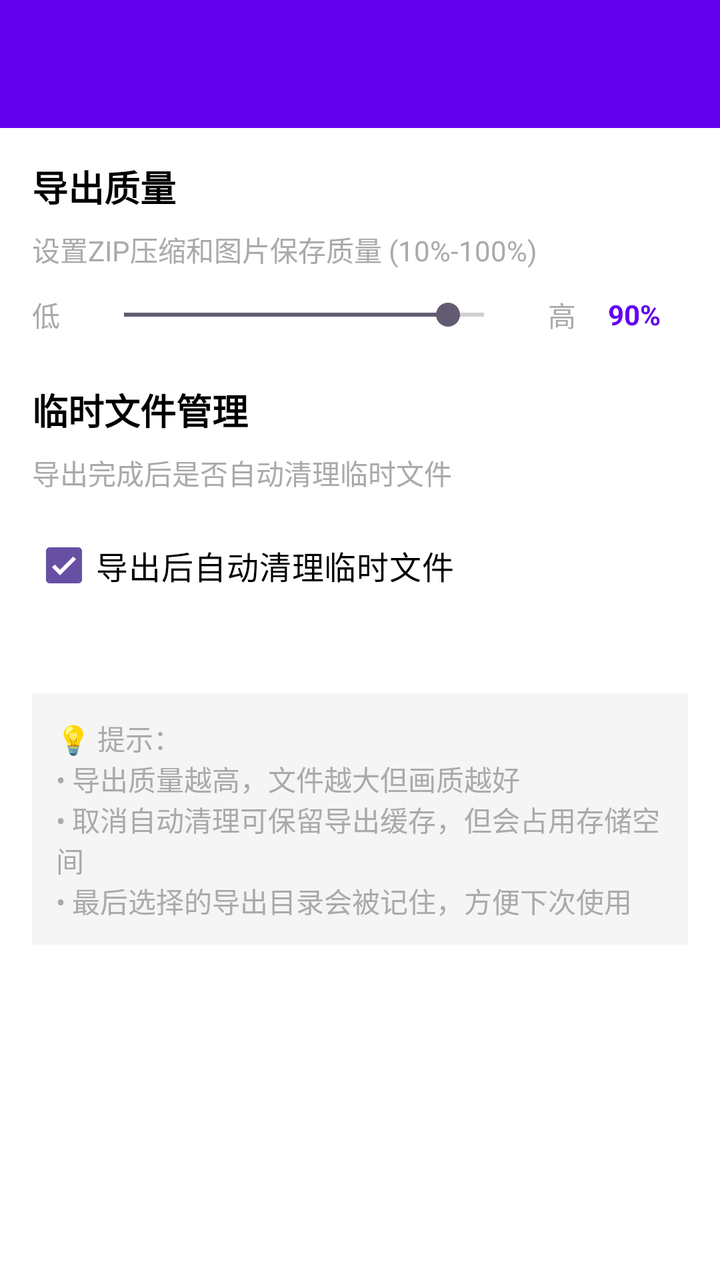
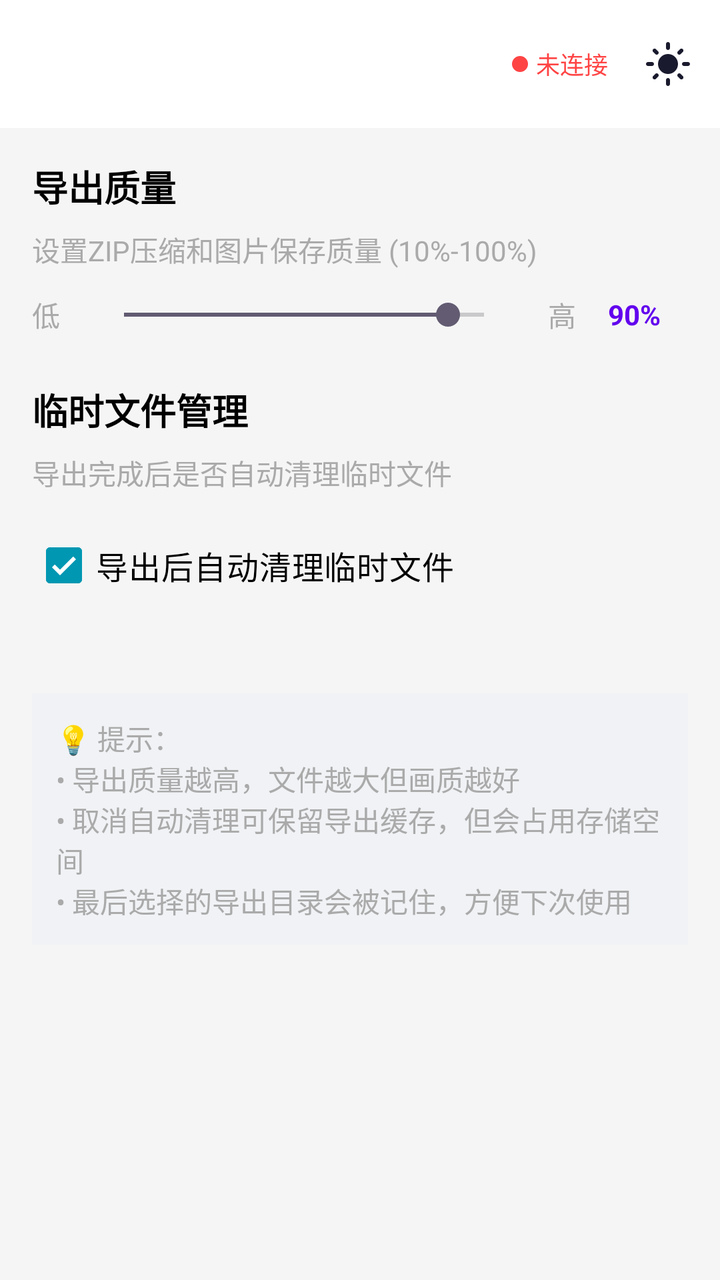

An Android layout rendered at two revisions. The XML below is the earlier revision; the diff shows what the commit changed to produce the second picture.
<!-- AndroidManifest.xml: application theme Theme.MyApplication -->
<!-- res/layout/activity_export_settings.xml -->
<?xml version="1.0" encoding="utf-8"?>
<LinearLayout xmlns:android="http://schemas.android.com/apk/res/android"
    xmlns:app="http://schemas.android.com/apk/res-auto"
    android:layout_width="match_parent"
    android:layout_height="match_parent"
    android:orientation="vertical"
    android:background="@android:color/white">

    
    <androidx.appcompat.widget.Toolbar
        android:id="@+id/toolbar_export_settings"
        android:layout_width="match_parent"
        android:layout_height="?attr/actionBarSize"
        android:background="@color/design_default_color_primary"
        android:theme="@style/ThemeOverlay.AppCompat.ActionBar"
        app:titleTextColor="@android:color/white" />

    
    <ScrollView
        android:layout_width="match_parent"
        android:layout_height="match_parent"
        android:padding="16dp">

        <LinearLayout
            android:layout_width="match_parent"
            android:layout_height="wrap_content"
            android:orientation="vertical">

            
            <TextView
                android:layout_width="wrap_content"
                android:layout_height="wrap_content"
                android:text="导出质量"
                android:textSize="18sp"
                android:textStyle="bold"
                android:textColor="@android:color/black"
                android:layout_marginBottom="8dp" />

            <TextView
                android:layout_width="wrap_content"
                android:layout_height="wrap_content"
                android:text="设置ZIP压缩和图片保存质量 (10%-100%)"
                android:textSize="14sp"
                android:textColor="@android:color/darker_gray"
                android:layout_marginBottom="12dp" />

            <LinearLayout
                android:layout_width="match_parent"
                android:layout_height="wrap_content"
                android:orientation="horizontal"
                android:gravity="center_vertical"
                android:layout_marginBottom="24dp">

                <TextView
                    android:layout_width="wrap_content"
                    android:layout_height="wrap_content"
                    android:text="低"
                    android:textColor="@android:color/darker_gray" />

                <SeekBar
                    android:id="@+id/seekbar_export_quality"
                    android:layout_width="0dp"
                    android:layout_height="wrap_content"
                    android:layout_weight="1"
                    android:max="100"
                    android:progress="90"
                    android:layout_marginHorizontal="16dp" />

                <TextView
                    android:layout_width="wrap_content"
                    android:layout_height="wrap_content"
                    android:text="高"
                    android:textColor="@android:color/darker_gray" />

                <TextView
                    android:id="@+id/text_quality_value"
                    android:layout_width="wrap_content"
                    android:layout_height="wrap_content"
                    android:text="90%"
                    android:textStyle="bold"
                    android:textColor="@color/design_default_color_primary"
                    android:layout_marginStart="16dp"
                    android:minWidth="40dp" />

            </LinearLayout>

            
            <TextView
                android:layout_width="wrap_content"
                android:layout_height="wrap_content"
                android:text="临时文件管理"
                android:textSize="18sp"
                android:textStyle="bold"
                android:textColor="@android:color/black"
                android:layout_marginBottom="8dp" />

            <TextView
                android:layout_width="wrap_content"
                android:layout_height="wrap_content"
                android:text="导出完成后是否自动清理临时文件"
                android:textSize="14sp"
                android:textColor="@android:color/darker_gray"
                android:layout_marginBottom="12dp" />

            <CheckBox
                android:id="@+id/checkbox_auto_cleanup"
                android:layout_width="wrap_content"
                android:layout_height="wrap_content"
                android:text="导出后自动清理临时文件"
                android:textSize="16sp"
                android:textColor="@android:color/black"
                android:checked="true"
                android:layout_marginBottom="24dp" />

            
            <TextView
                android:layout_width="match_parent"
                android:layout_height="wrap_content"
                android:text="💡 提示：\n• 导出质量越高，文件越大但画质越好\n• 取消自动清理可保留导出缓存，但会占用存储空间\n• 最后选择的导出目录会被记住，方便下次使用"
                android:textSize="14sp"
                android:textColor="@android:color/darker_gray"
                android:background="#F5F5F5"
                android:padding="12dp"
                android:layout_marginTop="16dp" />

        </LinearLayout>

    </ScrollView>

</LinearLayout>
<!-- resources referenced by this layout -->
<resources>
  <style name="Theme.MyApplication" parent="Base.Theme.MyApplication" />
  <style name="Base.Theme.MyApplication" parent="Theme.Material3.DayNight.NoActionBar">
          
          
      </style>
</resources>

<!-- the commit's change to res/layout/activity_export_settings.xml (unified diff, before → after) -->
@@ -4,16 +4,10 @@
     android:layout_width="match_parent"
     android:layout_height="match_parent"
     android:orientation="vertical"
-    android:background="@android:color/white">
+    android:background="@color/bg_dark">
 
     
-    <androidx.appcompat.widget.Toolbar
-        android:id="@+id/toolbar_export_settings"
-        android:layout_width="match_parent"
-        android:layout_height="?attr/actionBarSize"
-        android:background="@color/design_default_color_primary"
-        android:theme="@style/ThemeOverlay.AppCompat.ActionBar"
-        app:titleTextColor="@android:color/white" />
+    <include layout="@layout/include_base_toolbar" />
 
     
     <ScrollView
@@ -119,7 +113,7 @@
                 android:text="💡 提示：\n• 导出质量越高，文件越大但画质越好\n• 取消自动清理可保留导出缓存，但会占用存储空间\n• 最后选择的导出目录会被记住，方便下次使用"
                 android:textSize="14sp"
                 android:textColor="@android:color/darker_gray"
-                android:background="#F5F5F5"
+                android:background="@color/bg_card_light"
                 android:padding="12dp"
                 android:layout_marginTop="16dp" />
 
@@ -128,3 +122,79 @@
     </ScrollView>
 
 </LinearLayout>
+<!-- res/layout/include_base_toolbar.xml (included above) -->
+<?xml version="1.0" encoding="utf-8"?>
+<androidx.appcompat.widget.Toolbar
+    xmlns:android="http://schemas.android.com/apk/res/android"
+    xmlns:app="http://schemas.android.com/apk/res-auto"
+    android:id="@+id/base_toolbar"
+    android:layout_width="match_parent"
+    android:layout_height="?attr/actionBarSize"
+    android:background="?attr/colorSurface"
+    android:elevation="4dp"
+    app:contentInsetStartWithNavigation="0dp"
+    app:contentInsetStart="0dp">
+
+    <LinearLayout
+        android:layout_width="match_parent"
+        android:layout_height="match_parent"
+        android:orientation="horizontal"
+        android:gravity="center_vertical"
+        android:paddingStart="4dp"
+        android:paddingEnd="8dp">
+
+        
+        <ImageButton
+            android:id="@+id/btn_toolbar_back"
+            android:layout_width="40dp"
+            android:layout_height="40dp"
+            android:background="?attr/selectableItemBackgroundBorderless"
+            android:src="@drawable/ic_arrow_back"
+            android:scaleType="centerInside"
+            android:contentDescription="返回"
+            android:visibility="gone"
+            app:tint="?attr/colorOnSurface" />
+
+        
+        <TextView
+            android:id="@+id/tv_toolbar_title"
+            android:layout_width="0dp"
+            android:layout_height="wrap_content"
+            android:layout_weight="1"
+            android:layout_marginStart="8dp"
+            android:textSize="18sp"
+            android:textStyle="bold"
+            android:textColor="?attr/colorOnSurface"
+            android:singleLine="true"
+            android:ellipsize="end" />
+
+        
+        <View
+            android:id="@+id/ble_status_dot"
+            android:layout_width="8dp"
+            android:layout_height="8dp"
+            android:layout_marginEnd="4dp"
+            android:background="@drawable/ble_status_dot" />
+
+        <TextView
+            android:id="@+id/tv_ble_status"
+            android:layout_width="wrap_content"
+            android:layout_height="wrap_content"
+            android:text="未连接"
+            android:textSize="12sp"
+            android:textColor="@color/status_disconnected"
+            android:layout_marginEnd="12dp" />
+
+        
+        <ImageButton
+            android:id="@+id/btn_theme_toggle"
+            android:layout_width="36dp"
+            android:layout_height="36dp"
+            android:background="?attr/selectableItemBackgroundBorderless"
+            android:src="@drawable/ic_theme_sun"
+            android:scaleType="centerInside"
+            android:contentDescription="切换主题"
+            app:tint="?attr/colorOnSurface" />
+
+    </LinearLayout>
+</androidx.appcompat.widget.Toolbar>
<!-- resource entries referenced after the edit -->
@@ -1,9 +1,50 @@
 <!-- resources referenced by this layout -->
 <resources>
+  <color name="bg_card_light">#F0F2F5</color>
+  <color name="bg_dark">#F5F5F5</color>
+  <color name="status_disconnected">#FF4444</color>
+  <!-- drawable ble_status_dot (drawable) -->
+  <?xml version="1.0" encoding="utf-8"?>
+  <shape xmlns:android="http://schemas.android.com/apk/res/android"
+      android:shape="oval">
+      <solid android:color="@color/status_disconnected" />
+      <size android:width="8dp" android:height="8dp" />
+  </shape>
+  <!-- drawable ic_arrow_back (drawable) -->
+  <vector xmlns:android="http://schemas.android.com/apk/res/android"
+      android:width="24dp"
+      android:height="24dp"
+      android:viewportWidth="24"
+      android:viewportHeight="24">
+      
+      <path
+          android:fillColor="#FFFFFF"
+          android:pathData="M20,11H7.83l5.59,-5.59L12,4l-8,8 8,8 1.41,-1.41L7.83,13H20v-2z" />
+  </vector>
+  <!-- drawable ic_theme_sun (drawable) -->
+  <vector xmlns:android="http://schemas.android.com/apk/res/android"
+      android:width="24dp"
+      android:height="24dp"
+      android:viewportWidth="24"
+      android:viewportHeight="24">
+      
+      <path
+          android:fillColor="#FFFFFF"
+          android:pathData="M12,7c-2.76,0 -5,2.24 -5,5s2.24,5 5,5 5,-2.24 5,-5 -2.24,-5 -5,-5zM2,13h2c0.55,0 1,-0.45 1,-1s-0.45,-1 -1,-1H2c-0.55,0 -1,0.45 -1,1s0.45,1 1,1zM20,13h2c0.55,0 1,-0.45 1,-1s-0.45,-1 -1,-1h-2c-0.55,0 -1,0.45 -1,1s0.45,1 1,1zM11,2v2c0,0.55 0.45,1 1,1s1,-0.45 1,-1V2c0,-0.55 -0.45,-1 -1,-1s-1,0.45 -1,1zM11,20v2c0,0.55 0.45,1 1,1s1,-0.45 1,-1v-2c0,-0.55 -0.45,-1 -1,-1s-1,0.45 -1,1zM5.99,4.58c-0.39,-0.39 -1.03,-0.39 -1.41,0 -0.39,0.39 -0.39,1.03 0,1.41l1.06,1.06c0.39,0.39 1.03,0.39 1.41,0s0.39,-1.03 0,-1.41L5.99,4.58zM18.36,16.95c-0.39,-0.39 -1.03,-0.39 -1.41,0 -0.39,0.39 -0.39,1.03 0,1.41l1.06,1.06c0.39,0.39 1.03,0.39 1.41,0 0.39,-0.39 0.39,-1.03 0,-1.41l-1.06,-1.06zM19.42,5.99c0.39,-0.39 0.39,-1.03 0,-1.41 -0.39,-0.39 -1.03,-0.39 -1.41,0l-1.06,1.06c-0.39,0.39 -0.39,1.03 0,1.41s1.03,0.39 1.41,0l1.06,-1.06zM7.05,18.36c0.39,-0.39 0.39,-1.03 0,-1.41 -0.39,-0.39 -1.03,-0.39 -1.41,0l-1.06,1.06c-0.39,0.39 -0.39,1.03 0,1.41s1.03,0.39 1.41,0l1.06,-1.06z" />
+  </vector>
   <style name="Theme.MyApplication" parent="Base.Theme.MyApplication" />
   <style name="Base.Theme.MyApplication" parent="Theme.Material3.DayNight.NoActionBar">
-          
-          
+          <item name="colorPrimary">@color/primary_accent</item>
+          <item name="colorOnPrimary">@color/white</item>
+          <item name="colorSurface">@color/surface_color</item>
+          <item name="colorOnSurface">@color/on_surface_color</item>
+          <item name="android:colorBackground">@color/bg_dark</item>
+          <item name="android:statusBarColor">@color/toolbar_bg</item>
       </style>
+  <color name="primary_accent">#0097B2</color>
+  <color name="white">#FFFFFFFF</color>
+  <color name="surface_color">#FFFFFF</color>
+  <color name="on_surface_color">#1A1A2E</color>
+  <color name="toolbar_bg">#FFFFFF</color>
 </resources>
 
